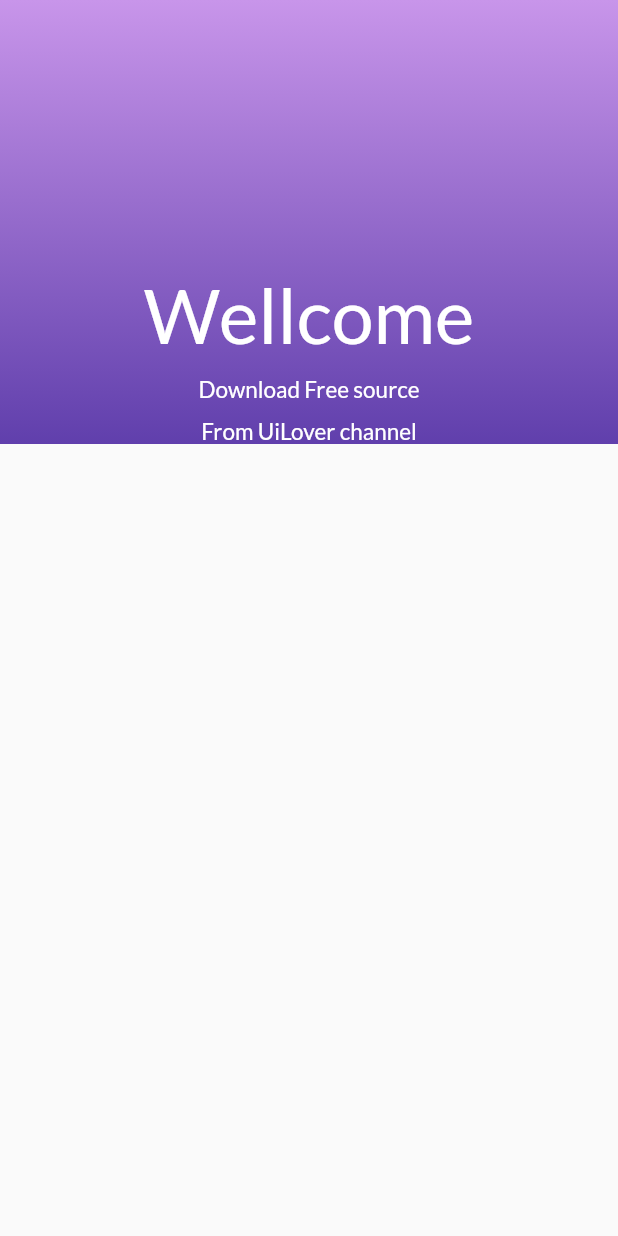
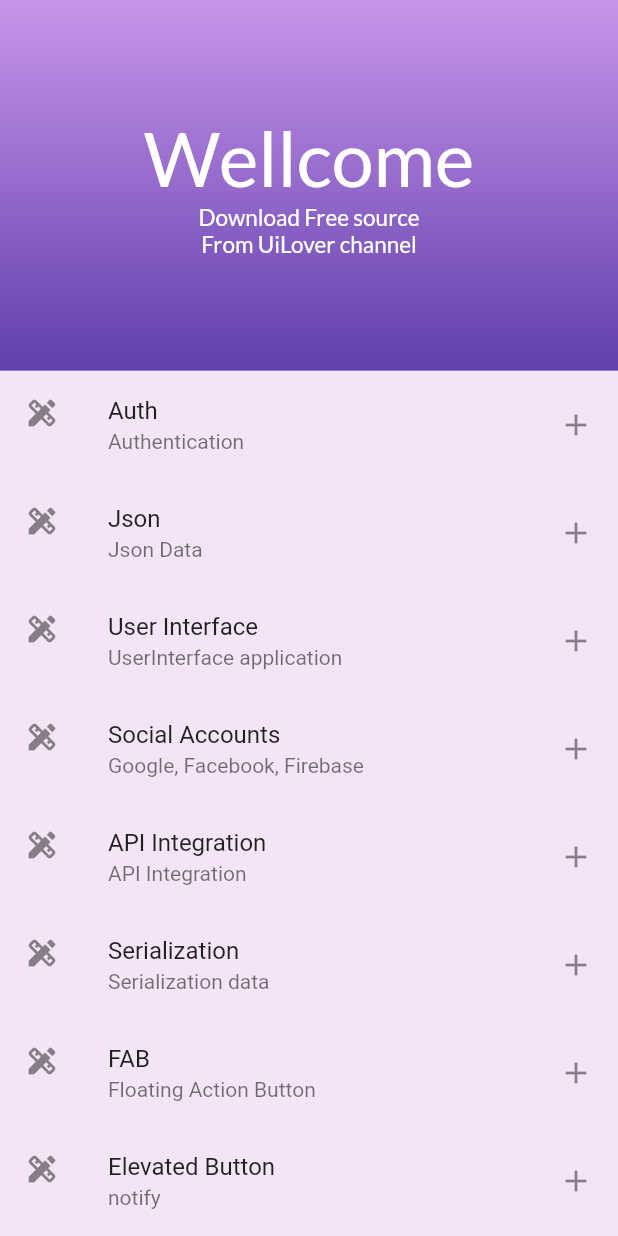
Before and after one commit to MahnoorWaheed/xtremeSkills, a Flutter app: the SplashScreen screen opened directly, on a phone screen of 412 x 824 dp. Run offline on Flutter 3.47's test engine with Material 2 defaults, Android fonts, the light colour scheme and no system bars; our stand-ins replace google_fonts.

Commit message:
make changes in splash screen

```diff
--- a/lib/login_screen/login.dart
+++ b/lib/login_screen/login.dart
@@ -4,6 +4,7 @@ import 'package:flutter/material.dart';
 import 'package:google_fonts/google_fonts.dart';
 import 'package:xtreme_skills/login_screen/register.dart';
 import 'package:xtreme_skills/models/post_model.dart';
+import 'package:xtreme_skills/screens/splash.dart';
 import 'package:xtreme_skills/widgets/action_button.dart';
 import 'package:xtreme_skills/widgets/custom_buttons.dart';
 import 'package:xtreme_skills/widgets/cus_text_field.dart';
@@ -52,11 +53,7 @@ class _LoginState extends State<Login> {
           ),
           CusTextField(label: "Enter your Email"),
           CusTextField(label: "Enter your Password"),
-          ActionButton(
-              title: "Login",
-              onTap: () {
-                getPostApi();
-              }),
+          ActionButton(title: "Login", onTap: () {}),
           SizedBox(height: 20),
           Row(
             mainAxisAlignment: MainAxisAlignment.end,
--- a/lib/screens/splash.dart
+++ b/lib/screens/splash.dart
@@ -2,13 +2,51 @@ import 'package:flutter/material.dart';
 import 'package:google_fonts/google_fonts.dart';
 
 class SplashScreen extends StatefulWidget {
-  const SplashScreen({ Key? key }) : super(key: key);
+  const SplashScreen({Key? key}) : super(key: key);
 
   @override
   _SplashScreenState createState() => _SplashScreenState();
 }
 
 class _SplashScreenState extends State<SplashScreen> {
+  List<Map<String, dynamic>> dummyData = [
+    {
+      "title": "Auth",
+      "description": "Authentication",
+    },
+    {
+      "title": "Json",
+      "description": "Json Data",
+    },
+    {
+      "title": "User Interface",
+      "description": "UserInterface application",
+    },
+    {
+      "title": "Social Accounts",
+      "description": "Google, Facebook, Firebase",
+    },
+    {
+      "title": "API Integration",
+      "description": "API Integration",
+    },
+    {
+      "title": "Serialization",
+      "description": "Serialization data",
+    },
+    {
+      "title": "FAB",
+      "description": "Floating Action Button",
+    },
+    {
+      "title": "Elevated Button",
+      "description": "notify",
+    },
+    {
+      "title": "Listview",
+      "description": "notify",
+    },
+  ];
   @override
   Widget build(BuildContext context) {
     return Scaffold(
@@ -27,43 +65,58 @@ class _SplashScreenState extends State<SplashScreen> {
       //  ),
       //backgroundColor: Colors.deepPurple,
       body: SingleChildScrollView(
-        child: Container(
-          decoration: BoxDecoration(
+        child: Column(
+          children: [
+            Container(
+              height: MediaQuery.of(context).size.height * 0.3,
+              width: MediaQuery.of(context).size.width,
+              decoration: const BoxDecoration(
                 gradient: LinearGradient(
                   begin: Alignment.topRight,
                   end: Alignment.bottomRight,
                   colors: [
                     Color(0xFFc895ea),
-
                     Color(0xFF603fac),
-                    ],),
+                  ],
+                ),
               ),
               child: Column(
-
+                mainAxisAlignment: MainAxisAlignment.center,
                 children: [
-               Center(
-                 child: Container(
-                   margin: EdgeInsets.only(top: 180),
-                   child: Text("Wellcome",
+                  Text(
+                    "Wellcome",
                     style: GoogleFonts.lato(fontSize: 50, color: Colors.white),
                   ),
+                  Text(
+                    "Download Free source",
+                    style: GoogleFonts.lato(fontSize: 15, color: Colors.white),
+                  ),
+                  Text(
+                    "From UiLover channel",
+                    style: GoogleFonts.lato(fontSize: 15, color: Colors.white),
+                  ),
+                ],
               ),
             ),
-               Center(
-                 child: Container(
-                   margin: EdgeInsets.only(top: 10),
-                   child: Text("Download Free source",style: GoogleFonts.lato(fontSize: 15, color: Colors.white),),
-                 ),
-               ),
-               Center(
-                 child: Container(
-                  margin: EdgeInsets.only(top: 10),
-                   child: Text("From UiLover channel",style: GoogleFonts.lato(fontSize: 15, color: Colors.white),),
-                 ),
-               ),
-
+            Container(
+              height: MediaQuery.of(context).size.height -
+                  MediaQuery.of(context).size.height * 0.3,
+              width: MediaQuery.of(context).size.width,
+              color: Colors.purple[50],
+              child: ListView.builder(
+                  physics: BouncingScrollPhysics(),
+                  itemCount: dummyData.length,
+                  itemBuilder: (context, index) {
+                    return ListTile(
+                      onTap: () {},
+                      title: Text('${dummyData[index]['title']}'),
+                      subtitle: Text('${dummyData[index]['description']}'),
+                      leading: Icon(Icons.design_services),
+                      trailing: Icon(Icons.add),
+                    );
+                  }),
+            )
           ],
-             ),
         ),
       ),
     );
```
Lines whose indentation alone changed are shown as unchanged.
